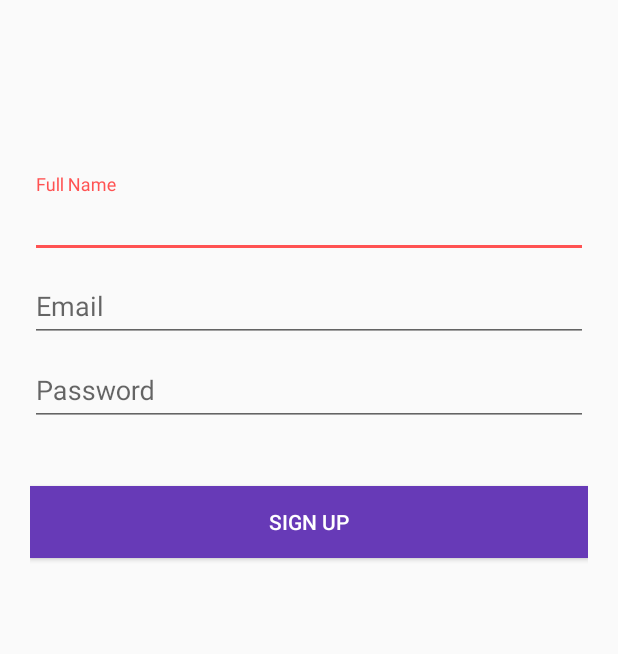
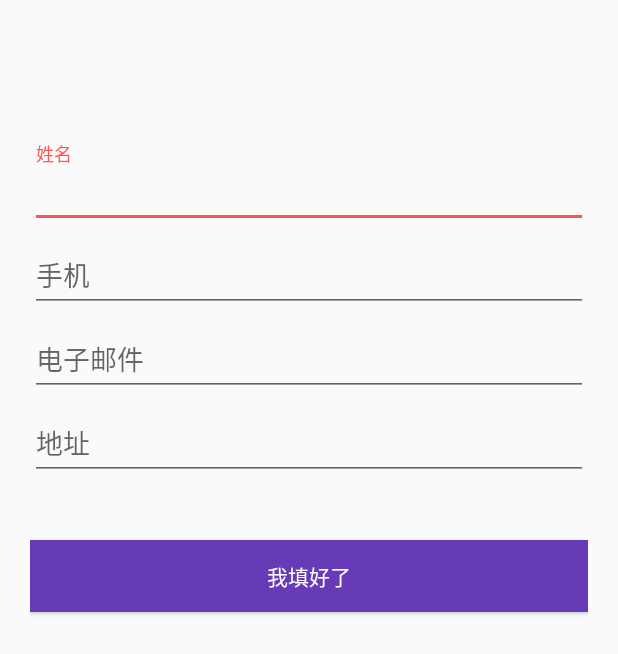
Before and after one commit to wdkwyf/CG_Project, an Android app: the layout fragment_page_front.xml on its own in the app's theme, with its tools: preview values and no code run, on a phone screen of 412 x 824 dp. Shown: the top 654 px of the screen. Run offline under Robolectric (Android 15) with nearby library versions, the phone set to English and light mode, and no system bars.

Commit message:
User can addCard( front face and end face)

```diff
--- a/app/src/main/AndroidManifest.xml
+++ b/app/src/main/AndroidManifest.xml
@@ -3,6 +3,10 @@
     package="edu.cg.wuyufei.gallery"
     android:versionCode="1"
     android:versionName="1.0" >
+
+    <uses-permission android:name="android.permission.WRITE_EXTERNAL_STORAGE" />
+    <uses-permission android:name="android.permission.READ_EXTERNAL_STORAGE"></uses-permission>
+
 
     <application
         android:name="edu.cg.wuyufei.util.MyApplication"
--- a/app/src/main/res/layout/fragment_page_front.xml
+++ b/app/src/main/res/layout/fragment_page_front.xml
@@ -1,12 +1,13 @@
 <?xml version="1.0" encoding="utf-8"?>
 <LinearLayout xmlns:android="http://schemas.android.com/apk/res/android"
+    xmlns:app="http://schemas.android.com/apk/res-auto"
     android:layout_width="match_parent"
     android:layout_height="match_parent"
     android:layout_marginTop="?attr/actionBarSize"
     android:orientation="vertical"
     android:paddingLeft="20dp"
-    android:paddingTop="60dp"
-    android:paddingRight="20dp">
+    android:paddingRight="20dp"
+    android:paddingTop="40dp">
 
     <android.support.design.widget.TextInputLayout
         android:id="@+id/input_layout_name"
@@ -22,6 +23,19 @@
     </android.support.design.widget.TextInputLayout>
 
     <android.support.design.widget.TextInputLayout
+        android:id="@+id/input_layout_phone"
+        android:layout_width="match_parent"
+        android:layout_height="wrap_content">
+
+        <EditText
+            android:id="@+id/input_phone"
+            android:layout_width="match_parent"
+            android:layout_height="wrap_content"
+            android:hint="@string/hint_phone"
+            android:inputType="phone" />
+    </android.support.design.widget.TextInputLayout>
+
+    <android.support.design.widget.TextInputLayout
         android:id="@+id/input_layout_email"
         android:layout_width="match_parent"
         android:layout_height="wrap_content">
@@ -30,22 +44,23 @@
             android:id="@+id/input_email"
             android:layout_width="match_parent"
             android:layout_height="wrap_content"
+
             android:hint="@string/hint_email"
             android:inputType="textEmailAddress" />
     </android.support.design.widget.TextInputLayout>
 
     <android.support.design.widget.TextInputLayout
-        android:id="@+id/input_layout_password"
+        android:id="@+id/input_layout_address"
         android:layout_width="match_parent"
         android:layout_height="wrap_content">
 
         <EditText
-            android:id="@+id/input_password"
+            android:id="@+id/input_address"
             android:layout_width="match_parent"
             android:layout_height="wrap_content"
 
-            android:hint="@string/hint_password"
-            android:inputType="textPassword" />
+            android:hint="@string/hint_address"
+            android:inputType="textAutoComplete" />
     </android.support.design.widget.TextInputLayout>
 
     <Button
@@ -54,7 +69,7 @@
         android:layout_height="wrap_content"
         android:layout_marginTop="40dp"
         android:background="@color/colorPrimary"
-        android:text="@string/btn_sign_up"
+        android:text="@string/btn_enter_front"
         android:textColor="@android:color/white" />
 
 </LinearLayout>
--- a/app/src/main/res/values/strings.xml
+++ b/app/src/main/res/values/strings.xml
@@ -9,13 +9,16 @@
     <string name="title_activity_card">CardActivity</string>
     <string name="title_activity_delete">DeleteActivity</string>
     <string name="title_activity_add">添加名片</string>
-    <string name="hint_name">Full Name</string>
-    <string name="hint_email">Email</string>
-    <string name="hint_password">Password</string>
-    <string name="btn_sign_up">Sign Up</string>
-    <string name="err_msg_name">Enter your full name</string>
-    <string name="err_msg_email">Enter valid email address</string>
-    <string name="err_msg_password">Enter the password</string>
+    <string name="hint_name">姓名</string>
+    <string name="hint_email">电子邮件</string>
+    <string name="hint_phone">手机</string>
+    <string name="hint_address">地址</string>
+    <string name="btn_enter_front">我填好了</string>
+    <string name="btn_enter_end">我要上传背面图</string>
+    <string name="err_msg_name">名字去哪儿了？</string>
+    <string name="err_msg_email">请输入正确的电子邮件</string>
+    <string name="err_msg_phone">请输入正确的手机号码</string>
+    <string name="err_msg_address">地址去哪儿了？</string>
 
 
 </resources>
```
Also changed, not shown: app/src/main/java/edu/cg/wuyufei/activity/AddActivity.java (+0 -8 lines), app/src/main/java/edu/cg/wuyufei/addForm/CustomPaint.java (added, +98 -0 lines), app/src/main/res/layout/activity_add.xml (+0 -7 lines), app/src/main/res/layout/fragment_page_end.xml (added, +31 -0 lines), app/src/main/res/layout/fragment_page_preview.xml (added, +19 -0 lines), 47 other files.
